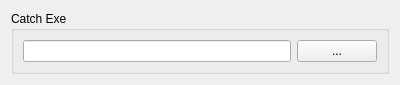
lab132/Catch-GUI, file Catch-GUI/ExePickerWidget.ui: the form before one commit.
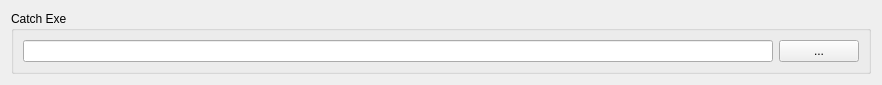
The form after the commit.

```diff
--- a/Catch-GUI/ExePickerWidget.ui
+++ b/Catch-GUI/ExePickerWidget.ui
@@ -6,7 +6,7 @@
    <rect>
     <x>0</x>
     <y>0</y>
-    <width>400</width>
+    <width>882</width>
     <height>83</height>
    </rect>
   </property>
```
Left out of the diff: 22 changed lines with no effect on the pictures.
